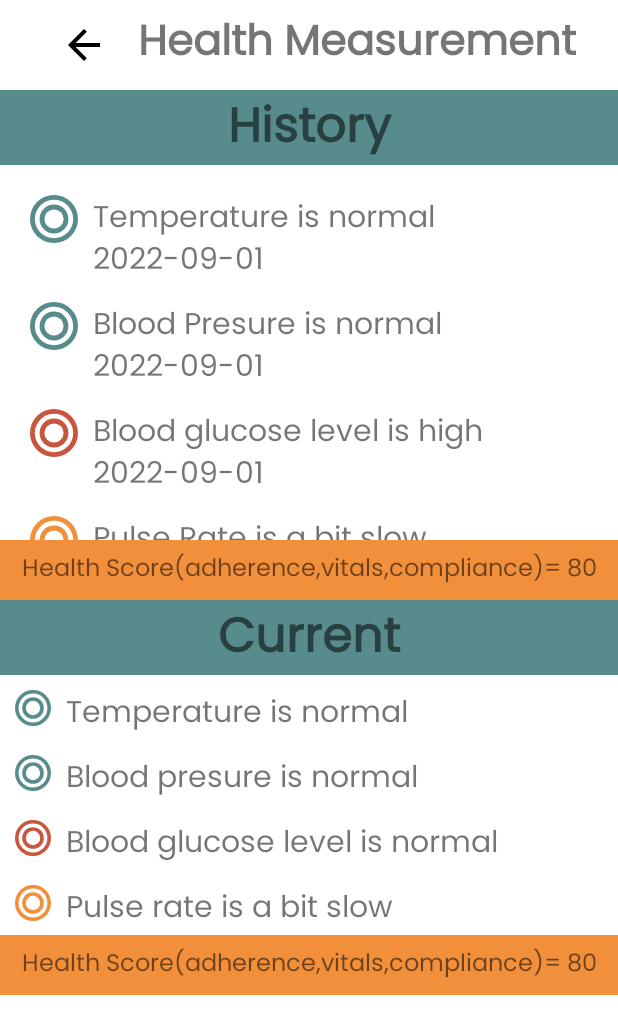
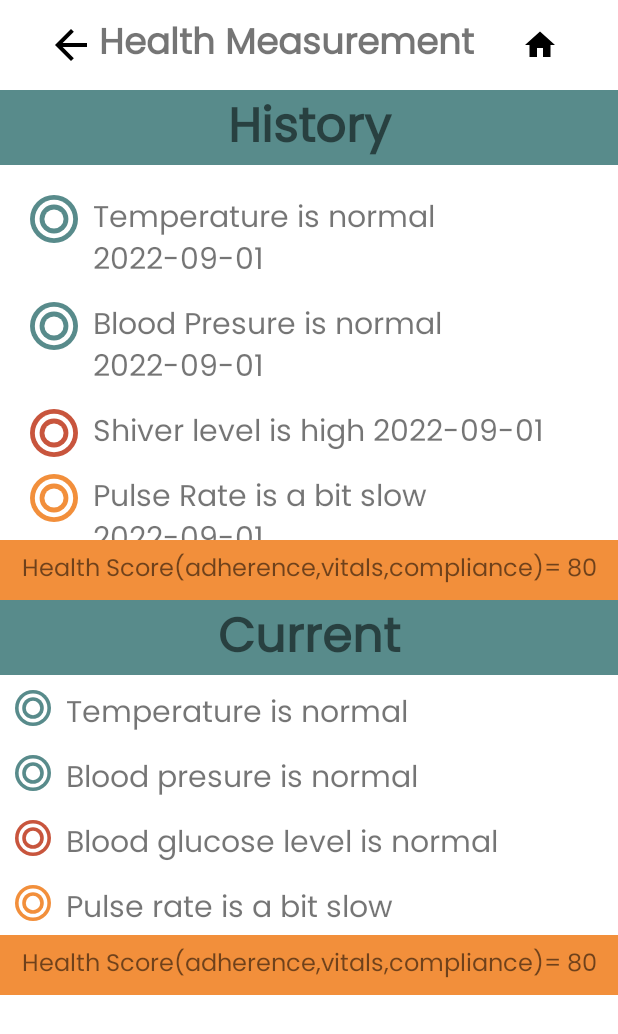
Before and after one commit to Wyjwuwuwu/Goodday, an Android app: the HealthMeasureActivity screen opened directly, with no data from a screen before it, on a phone screen of 412 x 824 dp. Shown: the top 1034 px of the screen. Run offline under Robolectric (Android 15) with nearby library versions, the phone set to English and light mode, and no system bars.

Commit message:
Title bar, page jump, health measure recycler

```diff
--- a/app/src/main/java/com/example/goodday/HealthMSAdapter.kt
+++ b/app/src/main/java/com/example/goodday/HealthMSAdapter.kt
@@ -13,12 +13,14 @@ class HealthMSAdapter(private val HealthMSList: ArrayList<HealthMSModel>) :
     class HealthMSHolder(itemView: View):RecyclerView.ViewHolder(itemView) {
         val symbol_blood: ImageView = itemView.findViewById(R.id.symbol_blood)
         val intro_blood: TextView = itemView.findViewById(R.id.tvIntro_blood)
-        val symbol_glu: ImageView = itemView.findViewById(R.id.symbol_glu)
-        val intro_glu: TextView = itemView.findViewById(R.id.tvIntro_glu)
+        val symbol_shiver: ImageView = itemView.findViewById(R.id.symbol_shiver)
+        val intro_shiver: TextView = itemView.findViewById(R.id.tvIntro_shiver)
         val symbol_temp: ImageView = itemView.findViewById(R.id.symbol_temp)
         val intro_temp: TextView = itemView.findViewById(R.id.tvIntro_temp)
         val symbol_puls: ImageView = itemView.findViewById(R.id.symbol_puls)
         val intro_puls: TextView = itemView.findViewById(R.id.tvIntro_puls)
+        val symbol_pain: ImageView = itemView.findViewById(R.id.symbol_pain)
+        val intro_pain: TextView = itemView.findViewById(R.id.tvIntro_pain)
     }
 
     override fun onCreateViewHolder(parent: ViewGroup, viewType: Int): HealthMSHolder {
@@ -33,10 +35,12 @@ class HealthMSAdapter(private val HealthMSList: ArrayList<HealthMSModel>) :
         holder.intro_puls.text = currentItem.intro_puls
         holder.symbol_temp.setImageResource(currentItem.symbol_temp)
         holder.intro_temp.text = currentItem.intro_temp
-        holder.symbol_glu.setImageResource(currentItem.symbol_glu)
-        holder.intro_glu.text = currentItem.intro_glu
+        holder.symbol_shiver.setImageResource(currentItem.symbol_shiver)
+        holder.intro_shiver.text = currentItem.intro_shiver
         holder.symbol_blood.setImageResource(currentItem.symbol_blood)
         holder.intro_blood.text = currentItem.intro_blood
+        holder.symbol_pain.setImageResource(currentItem.symbol_pain)
+        holder.intro_pain.text = currentItem.intro_pain
     }
 
     override fun getItemCount(): Int {
--- a/app/src/main/java/com/example/goodday/HealthMSModel.kt
+++ b/app/src/main/java/com/example/goodday/HealthMSModel.kt
@@ -4,7 +4,9 @@ data class HealthMSModel(var intro_puls: String,
                          var symbol_puls: Int,
                          var intro_blood: String,
                          var symbol_blood: Int,
-                         var intro_glu: String,
-                         var symbol_glu: Int,
+                         var intro_shiver: String,
+                         var symbol_shiver: Int,
                          var intro_temp: String,
-                         var symbol_temp: Int)
+                         var symbol_temp: Int,
+                         var intro_pain: String,
+                         var symbol_pain: Int)
--- a/app/src/main/java/com/example/goodday/HealthMeasureActivity.kt
+++ b/app/src/main/java/com/example/goodday/HealthMeasureActivity.kt
@@ -13,12 +13,14 @@ class HealthMeasureActivity : AppCompatActivity() {
     private lateinit var ArrayList_health_ms: ArrayList<HealthMSModel>
     lateinit var symbol_puls: Array<Int>
     lateinit var intro_puls: Array<String>
-    lateinit var symbol_glu: Array<Int>
-    lateinit var intro_glu: Array<String>
+    lateinit var symbol_shiver: Array<Int>
+    lateinit var intro_shiver: Array<String>
     lateinit var symbol_blood: Array<Int>
     lateinit var intro_blood: Array<String>
     lateinit var symbol_temp: Array<Int>
     lateinit var intro_temp: Array<String>
+    lateinit var symbol_pain: Array<Int>
+    lateinit var intro_pain: Array<String>
 
     override fun onCreate(savedInstanceState: Bundle?) {
         super.onCreate(savedInstanceState)
@@ -29,6 +31,12 @@ class HealthMeasureActivity : AppCompatActivity() {
         val back: ImageButton = findViewById<ImageButton>(R.id.ivBackHomeHealthMeasure)
         back.setOnClickListener {
            finish()
+        }
+
+        val home:ImageButton = findViewById<ImageButton>(R.id.healthmeasureBackHome)
+        home.setOnClickListener{
+            val intent = Intent(this, MainActivity::class.java)
+            startActivity(intent)
         }
         // Recycler view
         symbol_blood = arrayOf(
@@ -42,15 +50,15 @@ class HealthMeasureActivity : AppCompatActivity() {
             "Blood Presure is normal 2022-07-28"
 
         )
-        symbol_glu = arrayOf(
+        symbol_shiver = arrayOf(
             R.drawable.circle_blue,R.drawable.circle_ora,R.drawable.circle_blue,R.drawable.circle_green,R.drawable.circle_green
         )
-        intro_glu = arrayOf(
-            "Blood glucose level is high 2022-09-01",
-            "Blood glucose level is high 2022-08-24",
-            "Blood glucose level is high 2022-08-18",
-            "Blood glucose level is high 2022-08-01",
-            "Blood glucose level is high 2022-07-28"
+        intro_shiver = arrayOf(
+            "Shiver level is high 2022-09-01",
+            "Shiver level is high 2022-08-24",
+            "Shiver level is high 2022-08-18",
+            "Shiver level is high 2022-08-01",
+            "Shiver level is high 2022-07-28"
         )
         symbol_puls = arrayOf(
             R.drawable.circle_ora,R.drawable.circle_ora,R.drawable.circle_blue,R.drawable.circle_green,R.drawable.circle_green
@@ -73,6 +81,17 @@ class HealthMeasureActivity : AppCompatActivity() {
             "Temperature is normal 2022-07-28"
 
         )
+        symbol_pain = arrayOf(
+            R.drawable.circle_green,R.drawable.circle_blue,R.drawable.circle_ora,R.drawable.circle_green,R.drawable.circle_green
+        )
+        intro_pain  = arrayOf(
+            "Pain level is normal 2022-09-01",
+            "Pain level is quite high 2022-08-24",
+            "Pain level is high 2022-08-18",
+            "Pain level is normal 2022-08-01",
+            "Pain level is normal 2022-07-28"
+
+        )
         RecyclerView_health_ms = findViewById<RecyclerView>(R.id.recylerView_health_measurement)
         RecyclerView_health_ms.layoutManager = LinearLayoutManager(this)
         RecyclerView_health_ms.setHasFixedSize(true)
@@ -84,8 +103,9 @@ class HealthMeasureActivity : AppCompatActivity() {
             val healthCare = HealthMSModel(
                 intro_puls[i],symbol_puls[i],
                 intro_blood[i],symbol_blood[i],
-                intro_glu[i],symbol_glu[i],
-                intro_temp[i],symbol_temp[i]
+                intro_shiver[i],symbol_shiver[i],
+                intro_temp[i],symbol_temp[i],
+                intro_pain[i],symbol_pain[i]
             )
             ArrayList_health_ms.add(healthCare)
         }
--- a/app/src/main/res/drawable/ic_baseline_upload_24.xml
+++ b/app/src/main/res/drawable/ic_baseline_upload_24.xml
@@ -1,5 +1,5 @@
-<vector android:height="24dp" android:tint="#000000"
+<vector android:height="48dp" android:tint="#588B8B"
     android:viewportHeight="24" android:viewportWidth="24"
-    android:width="24dp" xmlns:android="http://schemas.android.com/apk/res/android">
+    android:width="48dp" xmlns:android="http://schemas.android.com/apk/res/android">
     <path android:fillColor="@android:color/white" android:pathData="M5,20h14v-2H5V20zM5,10h4v6h6v-6h4l-7,-7L5,10z"/>
 </vector>
--- a/app/src/main/res/layout/activity_health_measure.xml
+++ b/app/src/main/res/layout/activity_health_measure.xml
@@ -11,28 +11,41 @@
     <LinearLayout
         android:layout_width="match_parent"
         android:layout_height="60dp"
-        android:layout_marginStart="20dp"
-        android:layout_marginEnd="20dp"
+        android:layout_marginStart="10dp"
+        android:layout_marginEnd="10dp"
         android:orientation="horizontal">
         <ImageButton
+            android:id="@+id/ivBackHomeHealthMeasure"
             android:background="@color/white"
-            android:id="@+id/ivBackHomeHealthMeasure"
-            android:layout_width="wrap_content"
-            android:layout_height="wrap_content"
-            android:layout_gravity="center"
+            android:layout_width="30dp"
+            android:layout_height="30dp"
+            android:layout_gravity="center|left"
             android:layout_marginStart="20dp"
-            android:layout_marginEnd="20dp"
+            android:layout_weight="1"
+            android:layout_marginLeft="3.0dip"
             app:srcCompat="@drawable/ic_baseline_arrow_back_24" />
         <TextView
             android:layout_width="wrap_content"
             android:layout_height="wrap_content"
             android:text="Health Measurement"
             android:textStyle="bold"
-            android:textSize="28dp"
+            android:layout_weight="1"
+            android:textSize="24dp"
             android:gravity="center"
             android:layout_gravity="center"/>
+        <ImageButton
+            android:id="@+id/healthmeasureBackHome"
+            android:layout_width="40dp"
+            android:layout_weight="1"
+            android:layout_height="40dp"
+            android:layout_gravity="right|center"
+            android:background="@color/white"
+            android:layout_marginStart="20dp"
+            android:layout_marginEnd="20dp"
+            app:srcCompat="@drawable/ic_baseline_home_24" />
 
     </LinearLayout>
+
 
     <LinearLayout
         android:layout_width="match_parent"
--- a/app/src/main/res/layout/activity_video_play.xml
+++ b/app/src/main/res/layout/activity_video_play.xml
@@ -40,7 +40,7 @@
             android:orientation="vertical">
 
             <ImageButton
-                android:id="@+id/ivBackHomeArticle"
+                android:id="@+id/ivBackHomeVideoPlay"
                 android:background="@color/white"
                 android:layout_width="32dp"
                 android:layout_height="32dp"
--- a/app/src/main/res/layout/health_measure_item.xml
+++ b/app/src/main/res/layout/health_measure_item.xml
@@ -49,12 +49,12 @@
         android:layout_marginTop="10dp"
         android:layout_marginEnd="10dp">
         <ImageView
-            android:id="@+id/symbol_glu"
+            android:id="@+id/symbol_shiver"
             android:layout_width="32dp"
             android:layout_height="32dp"
             android:src="@drawable/ic_baseline_analytics_24"/>
         <TextView
-            android:id="@+id/tvIntro_glu"
+            android:id="@+id/tvIntro_shiver"
             android:layout_width="wrap_content"
             android:layout_height="wrap_content"
             android:layout_marginStart="10dp"
@@ -78,6 +78,24 @@
             android:layout_height="wrap_content"
             android:text="Temperature is normal 2022-09-01"
             android:textSize="20dp"/>
+    </LinearLayout>
+    <LinearLayout
+        android:layout_width="match_parent"
+        android:layout_height="wrap_content"
+        android:layout_marginTop="10dp"
+        android:layout_marginEnd="10dp">
+        <ImageView
+            android:id="@+id/symbol_pain"
+            android:layout_width="32dp"
+            android:layout_height="32dp"
+            android:src="@drawable/ic_baseline_analytics_24"/>
+        <TextView
+            android:id="@+id/tvIntro_pain"
+            android:layout_marginStart="10dp"
+            android:layout_width="wrap_content"
+            android:layout_height="wrap_content"
+            android:text="Temperature is normal 2022-09-01"
+            android:textSize="20dp"/>
     </LinearLayout>>
 
 </LinearLayout>
```
Also changed, not shown: app/src/main/java/com/example/goodday/GlucoseActivity.kt (+6 -1 lines), app/src/main/java/com/example/goodday/QuestionActivity.kt (+7 -0 lines), app/src/main/java/com/example/goodday/TrackActivity.kt (+6 -2 lines), app/src/main/java/com/example/goodday/VideoPlayActivity.kt (+7 -0 lines), app/src/main/res/layout/activity_glucose.xml (+24 -12 lines), app/src/main/res/layout/activity_health_alert.xml (+1 -15 lines), app/src/main/res/layout/activity_hprofile.xml (+12 -8 lines), app/src/main/res/layout/activity_question.xml (+25 -13 lines), app/src/main/res/layout/activity_track.xml (+10 -10 lines).
